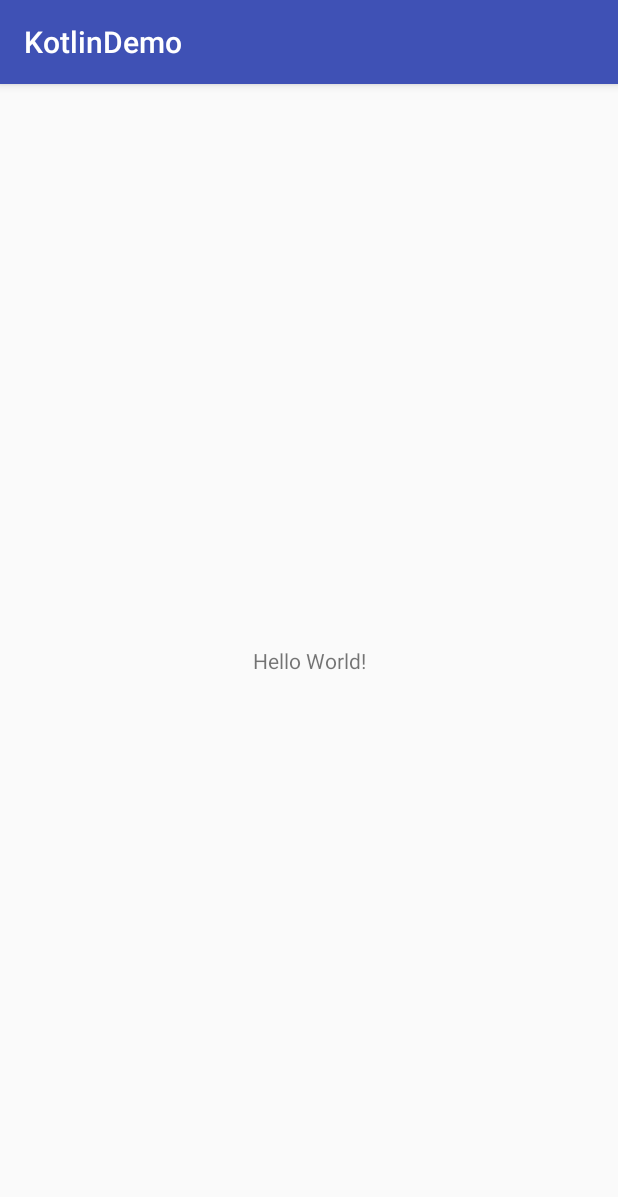
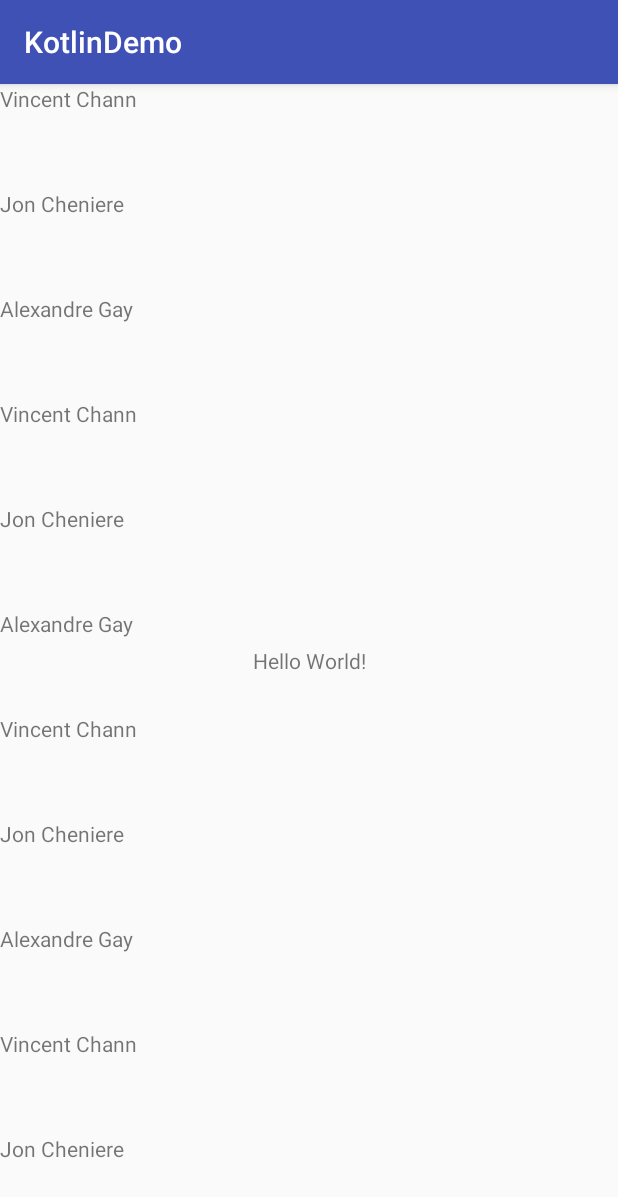
Before and after one commit to ChannVincent/android_kotlin_demo, an Android app: the screen it shows after launch (MainActivity), on a phone screen of 412 x 824 dp. Shown: the top 1197 px of the screen. Run offline under Robolectric (Android 15) with nearby library versions, the phone set to English and light mode, and no system bars.

Commit message:
APP-1 : recyclerview

```diff
--- a/app/build.gradle
+++ b/app/build.gradle
@@ -21,12 +21,14 @@ android {
 
 dependencies {
     implementation fileTree(dir: 'libs', include: ['*.jar'])
-    implementation 'com.android.support:appcompat-v7:26.1.0'
     implementation 'com.android.support.constraint:constraint-layout:1.0.2'
     testImplementation 'junit:junit:4.12'
     androidTestImplementation 'com.android.support.test:runner:1.0.1'
     androidTestImplementation 'com.android.support.test.espresso:espresso-core:3.0.1'
+
     compile "org.jetbrains.kotlin:kotlin-stdlib-jre7:$kotlin_version"
+    implementation 'com.android.support:appcompat-v7:26.1.0'
+    implementation 'com.android.support:recyclerview-v7:26.1.0'
 }
 repositories {
     mavenCentral()
--- a/app/src/main/java/com/chann/vincent/kotlindemo/MainActivity.kt
+++ b/app/src/main/java/com/chann/vincent/kotlindemo/MainActivity.kt
@@ -2,11 +2,51 @@ package com.chann.vincent.kotlindemo
 
 import android.support.v7.app.AppCompatActivity
 import android.os.Bundle
+import android.support.v7.widget.LinearLayoutManager
+import android.support.v7.widget.RecyclerView
 
 class MainActivity : AppCompatActivity() {
+
+    lateinit var recyclerView: RecyclerView
+    var userList: MutableList<User> = ArrayList()
 
     override fun onCreate(savedInstanceState: Bundle?) {
         super.onCreate(savedInstanceState)
         setContentView(R.layout.activity_main)
+        recyclerView = findViewById(R.id.recycler_view)
+        recyclerView.layoutManager = LinearLayoutManager(this)
+        recyclerView.adapter = UserListAdapter(userList, this)
+        loadData()
     }
+
+    fun loadData() {
+        userList.add(User("Chann", "Vincent", "https://", 26))
+        userList.add(User("Cheniere", "Jon", "https://", 35))
+        userList.add(User("Gay", "Alexandre", "https://", 24))
+        userList.add(User("Chann", "Vincent", "https://", 26))
+        userList.add(User("Cheniere", "Jon", "https://", 35))
+        userList.add(User("Gay", "Alexandre", "https://", 24))
+        userList.add(User("Chann", "Vincent", "https://", 26))
+        userList.add(User("Cheniere", "Jon", "https://", 35))
+        userList.add(User("Gay", "Alexandre", "https://", 24))
+        userList.add(User("Chann", "Vincent", "https://", 26))
+        userList.add(User("Cheniere", "Jon", "https://", 35))
+        userList.add(User("Gay", "Alexandre", "https://", 24))
+        userList.add(User("Chann", "Vincent", "https://", 26))
+        userList.add(User("Cheniere", "Jon", "https://", 35))
+        userList.add(User("Gay", "Alexandre", "https://", 24))
+        userList.add(User("Chann", "Vincent", "https://", 26))
+        userList.add(User("Cheniere", "Jon", "https://", 35))
+        userList.add(User("Gay", "Alexandre", "https://", 24))
+        userList.add(User("Chann", "Vincent", "https://", 26))
+        userList.add(User("Cheniere", "Jon", "https://", 35))
+        userList.add(User("Gay", "Alexandre", "https://", 24))
+        userList.add(User("Chann", "Vincent", "https://", 26))
+        userList.add(User("Cheniere", "Jon", "https://", 35))
+        userList.add(User("Gay", "Alexandre", "https://", 24))
+        userList.add(User("Chann", "Vincent", "https://", 26))
+        userList.add(User("Cheniere", "Jon", "https://", 35))
+        userList.add(User("Gay", "Alexandre", "https://", 24))
+    }
+
 }
--- /dev/null
+++ b/app/src/main/java/com/chann/vincent/kotlindemo/User.kt
@@ -0,0 +1,7 @@
+package com.chann.vincent.kotlindemo
+
+/**
+ * Created by vincentchann on 28/12/2017.
+ */
+
+data class User (val name:String, val firstName:String, val urlImage:String, val age:Int)
--- /dev/null
+++ b/app/src/main/java/com/chann/vincent/kotlindemo/UserListAdapter.kt
@@ -0,0 +1,32 @@
+package com.chann.vincent.kotlindemo
+
+import android.content.Context
+import android.support.v7.widget.RecyclerView
+import android.view.LayoutInflater
+import android.view.View
+import android.view.ViewGroup
+import android.widget.TextView
+
+
+/**
+ * Created by vincentchann on 28/12/2017.
+ */
+
+class UserListAdapter (private val userList:List<User>, private val context:Context) : RecyclerView.Adapter<UserListAdapter.ViewHolder>() {
+
+    override fun getItemCount(): Int {
+        return userList.size
+    }
+
+    override fun onCreateViewHolder(parent: ViewGroup?, viewType: Int): ViewHolder {
+        return ViewHolder(LayoutInflater.from(context).inflate(R.layout.cell_user, parent, false))
+    }
+
+    override fun onBindViewHolder(holder: ViewHolder?, position: Int) {
+        holder?.titleView?.text = userList.get(position).firstName + " " + userList.get(position).name
+    }
+
+    class ViewHolder(v: View) : RecyclerView.ViewHolder(v) {
+        val titleView = v.findViewById<TextView>(R.id.cell_title)
+    }
+}
--- a/app/src/main/res/layout/activity_main.xml
+++ b/app/src/main/res/layout/activity_main.xml
@@ -15,4 +15,9 @@
         app:layout_constraintRight_toRightOf="parent"
         app:layout_constraintTop_toTopOf="parent" />
 
+    <android.support.v7.widget.RecyclerView
+        android:id="@+id/recycler_view"
+        android:layout_width="match_parent"
+        android:layout_height="match_parent"/>
+
 </android.support.constraint.ConstraintLayout>
--- /dev/null
+++ b/app/src/main/res/layout/cell_user.xml
@@ -0,0 +1,11 @@
+<?xml version="1.0" encoding="utf-8"?>
+<android.support.constraint.ConstraintLayout xmlns:android="http://schemas.android.com/apk/res/android"
+    android:layout_width="match_parent"
+    android:layout_height="70dp">
+
+    <TextView
+        android:id="@+id/cell_title"
+        android:layout_width="match_parent"
+        android:layout_height="wrap_content" />
+
+</android.support.constraint.ConstraintLayout>
```
